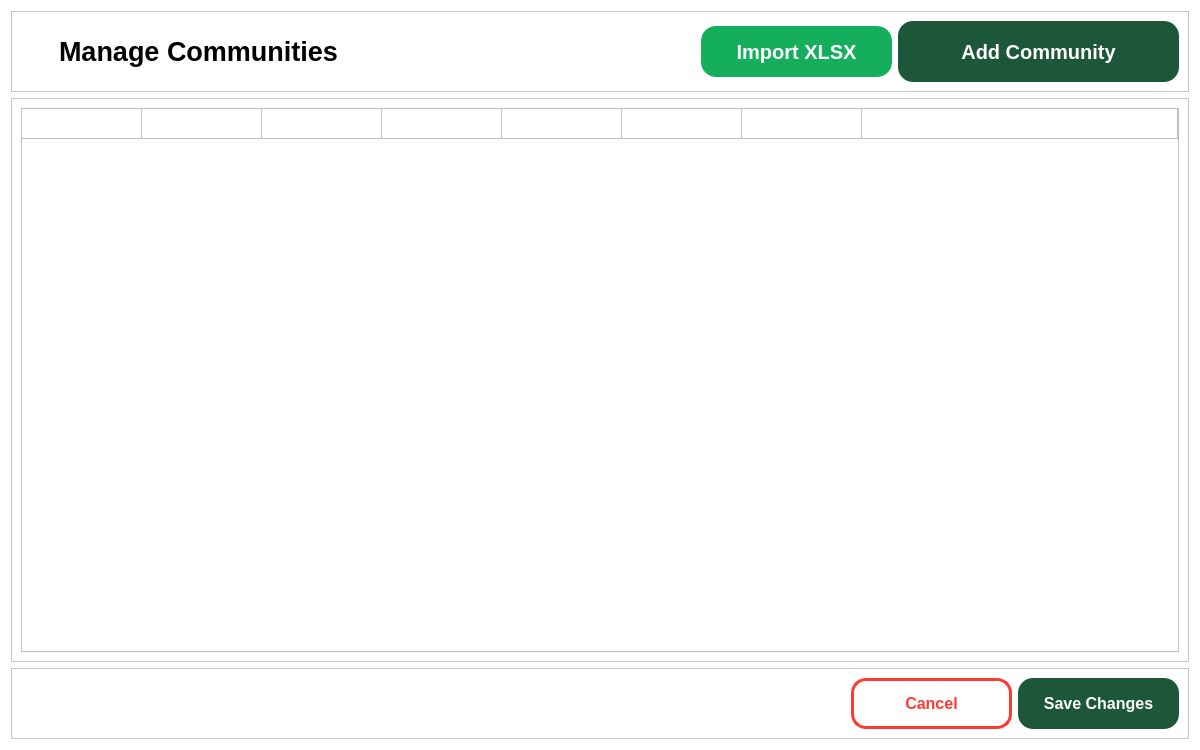
Before: the Qt Designer form FE/entityManagement.ui in Lucianono/ShelterAlloc_Thesis, drawn with Qt 5.
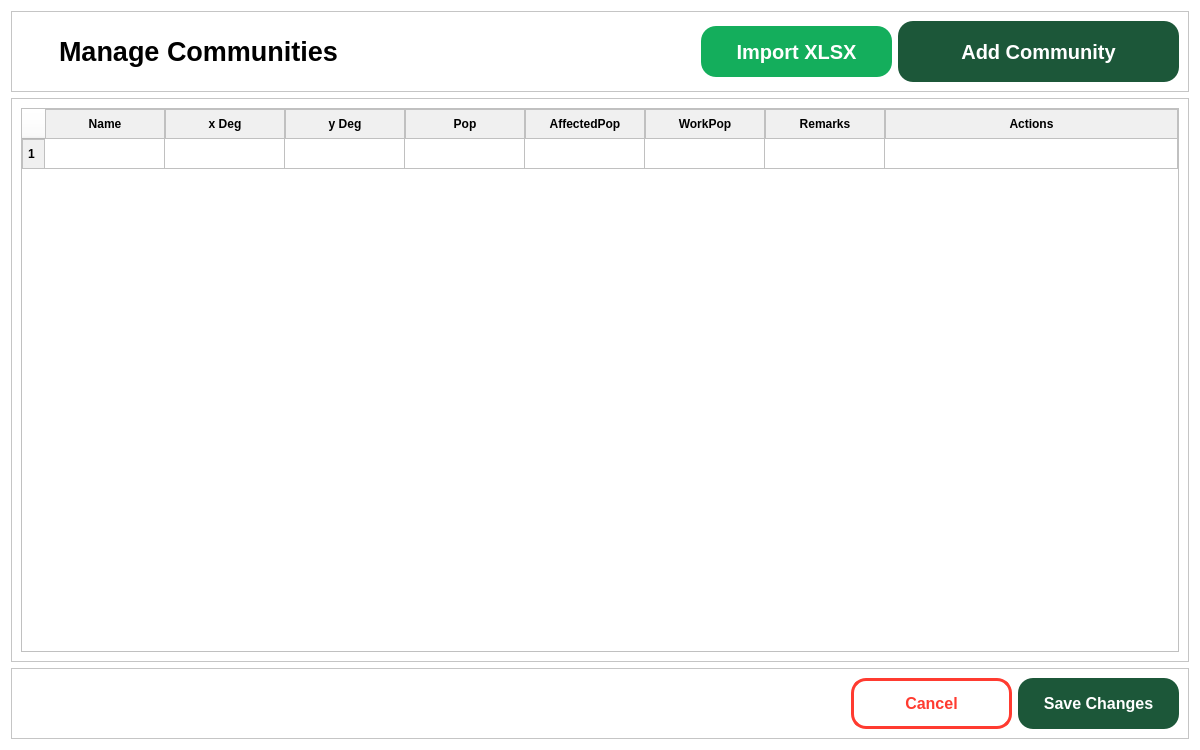
After: the same form once the commit is applied. Icons and pictures are not drawn.

Commit message: VulPop -> AffectedPop

What changed in the file:
```diff
--- a/FE/entityManagement.ui
+++ b/FE/entityManagement.ui
@@ -256,7 +256,7 @@
          <enum>QFrame::Raised</enum>
         </property>
         <attribute name="horizontalHeaderVisible">
-         <bool>false</bool>
+         <bool>true</bool>
         </attribute>
         <attribute name="horizontalHeaderDefaultSectionSize">
          <number>120</number>
@@ -268,7 +268,7 @@
          <bool>true</bool>
         </attribute>
         <attribute name="verticalHeaderVisible">
-         <bool>false</bool>
+         <bool>true</bool>
         </attribute>
         <attribute name="verticalHeaderHighlightSections">
          <bool>true</bool>
@@ -300,7 +300,7 @@
         </column>
         <column>
          <property name="text">
-          <string>VulPop</string>
+          <string>AffectedPop</string>
          </property>
         </column>
         <column>
```
The commit also changes 6 other files.
